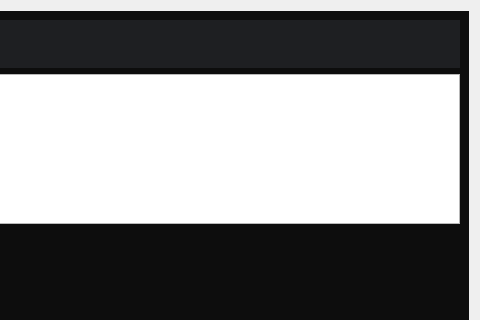
The window that src/gui/ui/client_window.ui (PavelSbvt/The_epic_RPG_battle) describes before a commit, drawn with Qt 5; both pictures show x 160 to 640 and y 0 to 320 of the 640 by 480 pixel window.
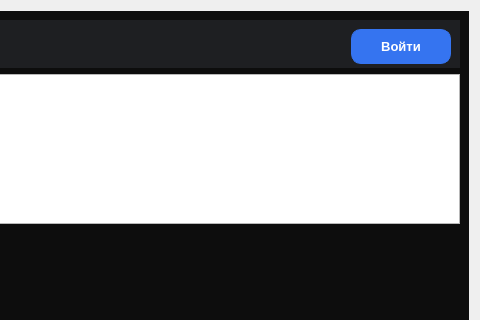
The same window after the commit.

Commit message: > [src/gui/ui/client_window.ui] - change form - add button create game window

Diff of the .ui file:
```diff
--- a/src/gui/ui/client_window.ui
+++ b/src/gui/ui/client_window.ui
@@ -66,6 +66,53 @@
            </property>
           </widget>
          </item>
+         <item>
+          <widget class="QPushButton" name="buttonRunGame">
+           <property name="minimumSize">
+            <size>
+             <width>100</width>
+             <height>35</height>
+            </size>
+           </property>
+           <property name="maximumSize">
+            <size>
+             <width>100</width>
+             <height>35</height>
+            </size>
+           </property>
+           <property name="styleSheet">
+            <string notr="true">QPushButton {
+    background-color: #3574F0;
+    color: #FFFFFF;      
+    border: 1px solid #3574F0;
+    border-radius: 4px;    
+    padding: 4px 16px;        
+    font-size: 13px;
+    font-weight: 500;
+	border-radius: 10px;
+}
+
+QPushButton:hover {
+    background-color: #4682F5;
+    border: 1px solid #4682F5;
+}
+
+QPushButton:pressed {
+    background-color: #2B60CC;
+    border: 1px solid #2B60CC;
+}
+
+QPushButton:disabled {
+    background-color: #4C525E;
+    color: #8A909C;
+    border: 1px solid #4C525E;
+}</string>
+           </property>
+           <property name="text">
+            <string>Войти</string>
+           </property>
+          </widget>
+         </item>
         </layout>
        </widget>
       </item>
```
